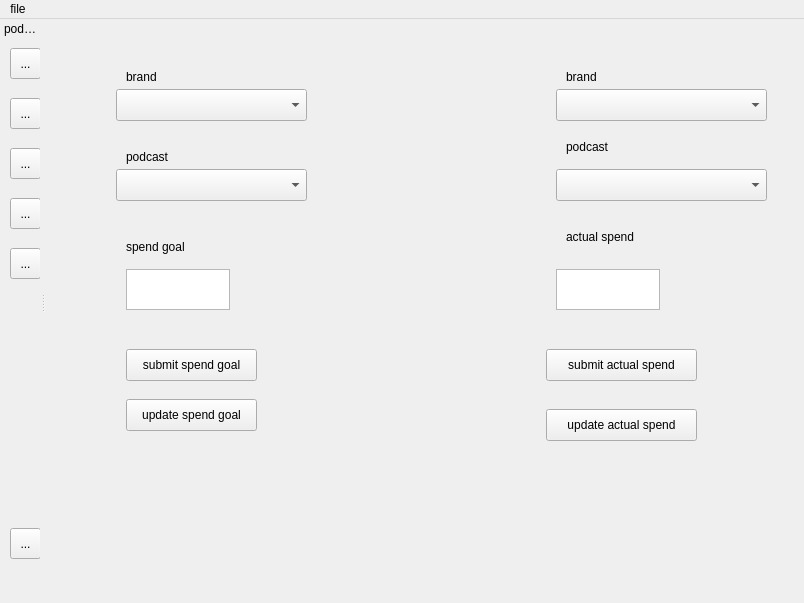
Old version of the form homepage/homepage.ui in the repository koto-moya/harmonic.
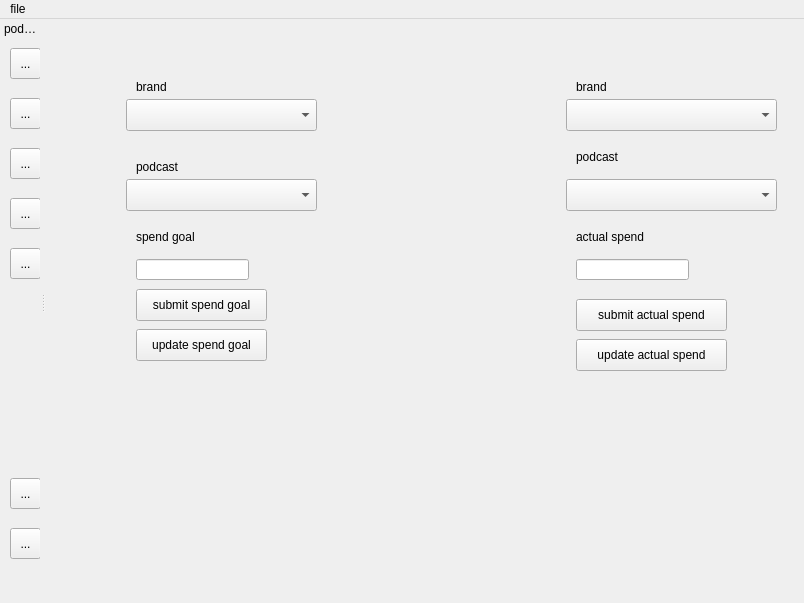
New version of the form. The open tabs and pages were chosen to show the change. Icons and pictures are not drawn.

```diff
--- a/homepage/homepage.ui
+++ b/homepage/homepage.ui
@@ -20,8 +20,8 @@
    <widget class="QStackedWidget" name="stackedWidget">
     <property name="geometry">
      <rect>
-      <x>10</x>
-      <y>0</y>
+      <x>20</x>
+      <y>10</y>
       <width>721</width>
       <height>541</height>
      </rect>
@@ -440,21 +440,11 @@
        <string>podcast</string>
       </property>
      </widget>
-     <widget class="QTextEdit" name="te_spengoal">
-      <property name="geometry">
-       <rect>
-        <x>70</x>
-        <y>250</y>
-        <width>104</width>
-        <height>41</height>
-       </rect>
-      </property>
-     </widget>
      <widget class="QLabel" name="lbl_spendgoal">
       <property name="geometry">
        <rect>
         <x>70</x>
-        <y>220</y>
+        <y>200</y>
         <width>101</width>
         <height>16</height>
        </rect>
@@ -467,7 +457,7 @@
       <property name="geometry">
        <rect>
         <x>70</x>
-        <y>330</y>
+        <y>260</y>
         <width>131</width>
         <height>32</height>
        </rect>
@@ -526,7 +516,7 @@
       <property name="geometry">
        <rect>
         <x>70</x>
-        <y>380</y>
+        <y>300</y>
         <width>131</width>
         <height>32</height>
        </rect>
@@ -539,7 +529,7 @@
       <property name="geometry">
        <rect>
         <x>510</x>
-        <y>210</y>
+        <y>200</y>
         <width>101</width>
         <height>16</height>
        </rect>
@@ -548,21 +538,11 @@
        <string>actual spend</string>
       </property>
      </widget>
-     <widget class="QTextEdit" name="te_actualspend">
-      <property name="geometry">
-       <rect>
-        <x>500</x>
-        <y>250</y>
-        <width>104</width>
-        <height>41</height>
-       </rect>
-      </property>
-     </widget>
      <widget class="QPushButton" name="bt_submitactualspend">
       <property name="geometry">
        <rect>
-        <x>490</x>
-        <y>330</y>
+        <x>510</x>
+        <y>270</y>
         <width>151</width>
         <height>32</height>
        </rect>
@@ -574,8 +554,8 @@
      <widget class="QPushButton" name="bt_updtactualspend">
       <property name="geometry">
        <rect>
-        <x>490</x>
-        <y>390</y>
+        <x>510</x>
+        <y>310</y>
         <width>151</width>
         <height>32</height>
        </rect>
@@ -584,6 +564,26 @@
        <string>update actual spend</string>
       </property>
      </widget>
+     <widget class="QLineEdit" name="le_spendgoal">
+      <property name="geometry">
+       <rect>
+        <x>70</x>
+        <y>230</y>
+        <width>113</width>
+        <height>21</height>
+       </rect>
+      </property>
+     </widget>
+     <widget class="QLineEdit" name="le_actualspend">
+      <property name="geometry">
+       <rect>
+        <x>510</x>
+        <y>230</y>
+        <width>113</width>
+        <height>21</height>
+       </rect>
+      </property>
+     </widget>
     </widget>
    </widget>
   </widget>
@@ -745,6 +745,22 @@
       <iconset theme="QIcon::ThemeIcon::EditPaste"/>
      </property>
     </widget>
+    <widget class="QToolButton" name="bt_refresh">
+     <property name="geometry">
+      <rect>
+       <x>10</x>
+       <y>440</y>
+       <width>31</width>
+       <height>31</height>
+      </rect>
+     </property>
+     <property name="text">
+      <string>...</string>
+     </property>
+     <property name="icon">
+      <iconset theme="QIcon::ThemeIcon::MediaSeekForward"/>
+     </property>
+    </widget>
    </widget>
   </widget>
   <action name="actionclose">
```
Left out of the diff: 48 changed lines with no effect on the pictures.
